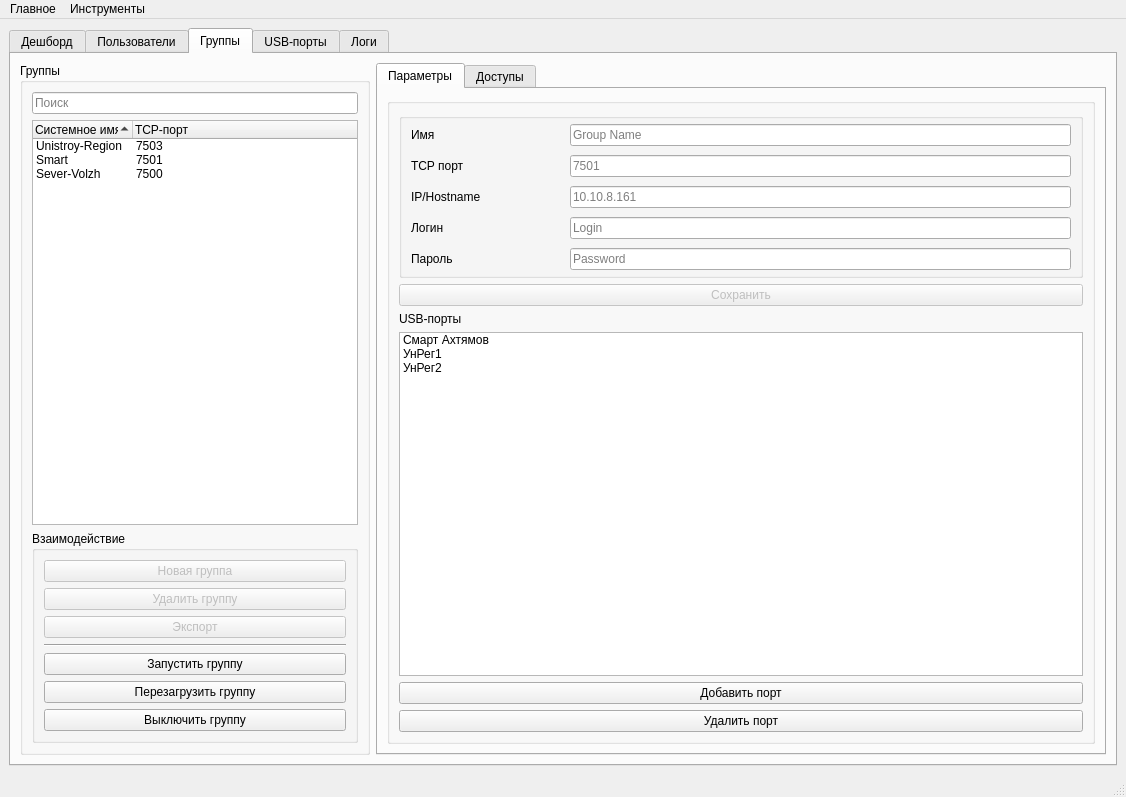
PrintLine512/hubM-Admin-Panel, file hubm_admin_panel/ui/ui_main.ui: the form before one commit.
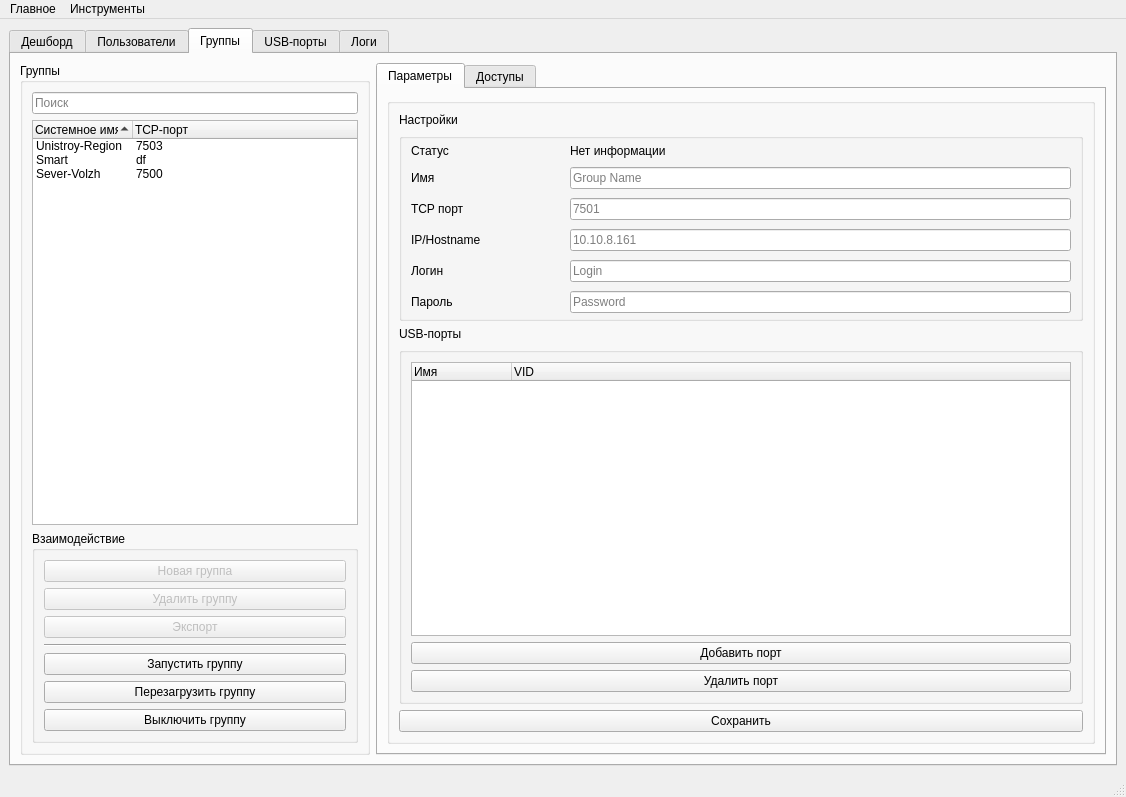
The form after the commit. The open tabs and pages were chosen to show the change. Icons and pictures are not drawn.

The edit to the form file:
```diff
--- a/hubm_admin_panel/ui/ui_main.ui
+++ b/hubm_admin_panel/ui/ui_main.ui
@@ -1394,7 +1394,7 @@
                <string>Smart</string>
               </property>
               <property name="text">
-               <string>7501</string>
+               <string>df</string>
               </property>
              </item>
              <item>
@@ -1529,34 +1529,30 @@
                <property name="verticalSpacing">
                 <number>6</number>
                </property>
-               <item row="5" column="0">
+               <item row="3" column="0">
+                <widget class="QGroupBox" name="groupBox">
                 <layout class="QVBoxLayout" name="verticalLayout_2">
                  <item>
-                  <widget class="QListWidget" name="listWidget">
+                   <widget class="QTreeWidget" name="list_group_usb">
                    <property name="sizePolicy">
                     <sizepolicy hsizetype="Expanding" vsizetype="Expanding">
                      <horstretch>0</horstretch>
                      <verstretch>0</verstretch>
                     </sizepolicy>
                    </property>
-                   <property name="sortingEnabled">
-                    <bool>true</bool>
-                   </property>
-                   <item>
+                    <property name="selectionMode">
+                     <enum>QAbstractItemView::SelectionMode::MultiSelection</enum>
+                    </property>
+                    <column>
                     <property name="text">
-                     <string>Смарт Ахтямов</string>
-                    </property>
-                   </item>
-                   <item>
+                      <string>Имя</string>
+                     </property>
+                    </column>
+                    <column>
                     <property name="text">
-                     <string>УнРег1</string>
-                    </property>
-                   </item>
-                   <item>
-                    <property name="text">
-                     <string>УнРег2</string>
-                    </property>
-                   </item>
+                      <string>VID</string>
+                     </property>
+                    </column>
                   </widget>
                  </item>
                  <item>
@@ -1574,8 +1570,9 @@
                   </widget>
                  </item>
                 </layout>
+                </widget>
                </item>
-               <item row="0" column="0">
+               <item row="1" column="0">
                 <widget class="QGroupBox" name="groupBox_24">
                  <property name="sizePolicy">
                   <sizepolicy hsizetype="Preferred" vsizetype="Maximum">
@@ -1596,6 +1593,36 @@
                   <property name="bottomMargin">
                    <number>5</number>
                   </property>
+                  <item>
+                   <layout class="QHBoxLayout" name="horizontalLayout_32">
+                    <item>
+                     <widget class="QLabel" name="label_28">
+                      <property name="minimumSize">
+                       <size>
+                        <width>150</width>
+                        <height>0</height>
+                       </size>
+                      </property>
+                      <property name="text">
+                       <string>Статус</string>
+                      </property>
+                     </widget>
+                    </item>
+                    <item>
+                     <widget class="QLabel" name="label_8">
+                      <property name="sizePolicy">
+                       <sizepolicy hsizetype="Expanding" vsizetype="Preferred">
+                        <horstretch>0</horstretch>
+                        <verstretch>0</verstretch>
+                       </sizepolicy>
+                      </property>
+                      <property name="text">
+                       <string>Нет информации</string>
+                      </property>
+                     </widget>
+                    </item>
+                   </layout>
+                  </item>
                   <item>
                    <layout class="QHBoxLayout" name="horizontalLayout_9">
                     <item>
@@ -1740,23 +1767,30 @@
                  </layout>
                 </widget>
                </item>
-               <item row="4" column="0">
+               <item row="6" column="0">
+                <widget class="QPushButton" name="btn_group_save">
+                 <property name="enabled">
+                  <bool>true</bool>
+                 </property>
+                 <property name="text">
+                  <string>Сохранить</string>
+                 </property>
+                </widget>
+               </item>
+               <item row="0" column="0">
+                <widget class="QLabel" name="label_7">
+                 <property name="text">
+                  <string>Настройки</string>
+                 </property>
+                </widget>
+               </item>
+               <item row="2" column="0">
                 <widget class="QLabel" name="label_6">
                  <property name="text">
                   <string>USB-порты</string>
                  </property>
                 </widget>
                </item>
-               <item row="3" column="0">
-                <widget class="QPushButton" name="users_save_button_2">
-                 <property name="enabled">
-                  <bool>false</bool>
-                 </property>
-                 <property name="text">
-                  <string>Сохранить</string>
-                 </property>
-                </widget>
-               </item>
               </layout>
              </widget>
             </item>
```
Left out of the diff: 16 changed lines with no effect on the pictures. Lines whose indentation alone changed are shown as unchanged.
